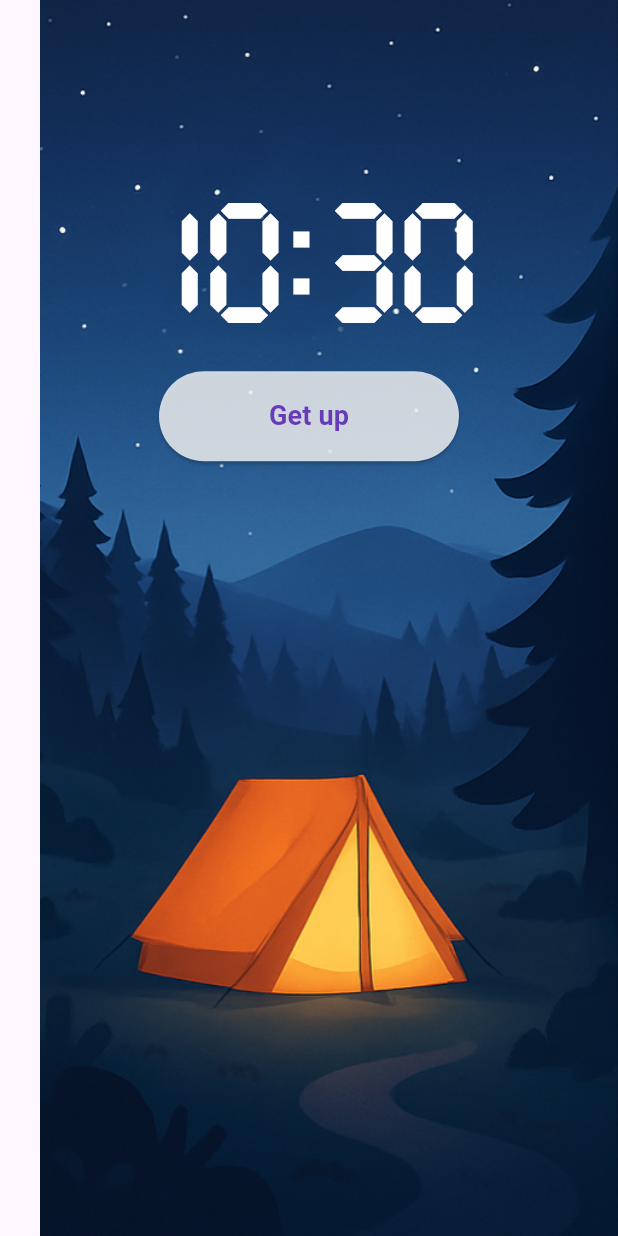
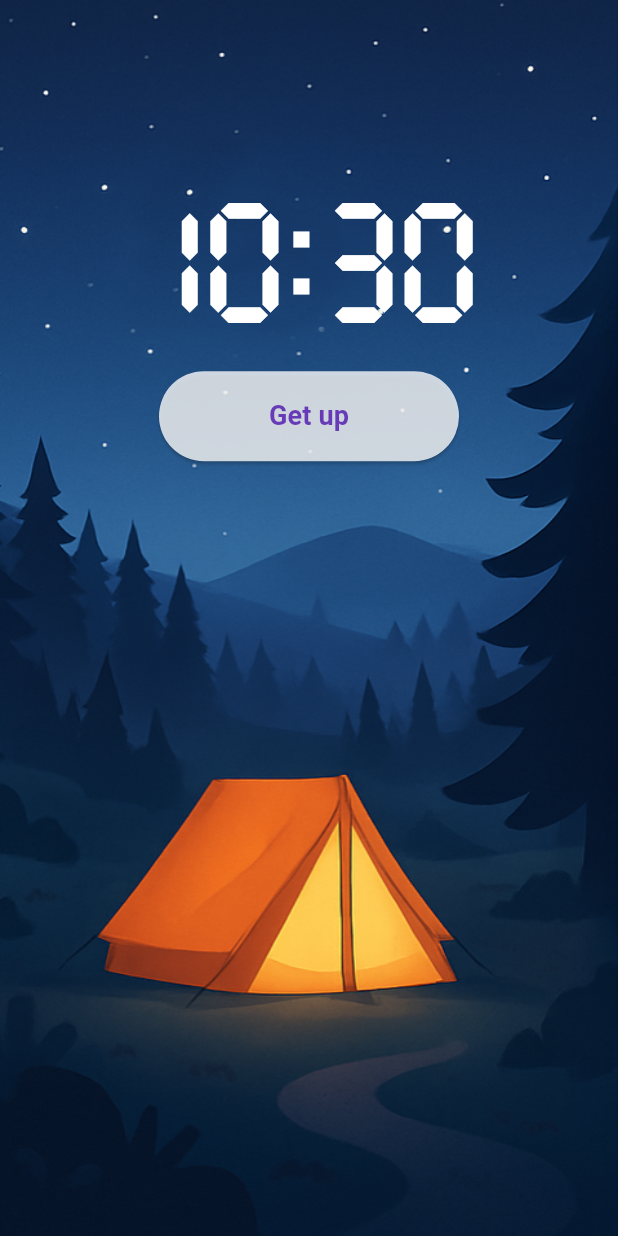
Before and after one commit to deepsleep-project/app, a Flutter app: the screen it shows after launch, after a tap on "Go to bed", on a phone screen of 412 x 824 dp. Run offline on Flutter 3.47's test engine with Material 3 defaults, Android fonts, the phone set to English and light mode, and no system bars; our stand-ins replace fl_chart, flutter_local_notifications, shared_preferences; missing offline and left inert: alarm, android_intent_plus, screen_state.

Commit message:
fix: ratio for home page when asleep

```diff
--- a/lib/home_page.dart
+++ b/lib/home_page.dart
@@ -454,6 +454,7 @@ class _HomePageState extends State<HomePage>
   Widget build(BuildContext context) {
     _loadInitialSleepState();
     final screenHeight = MediaQuery.of(context).size.height;
+    final screenWidth = MediaQuery.of(context).size.width;
     if (_isSleeping) {
       AppNotification.cancelTodaySleepReminder();
     }
@@ -465,12 +466,12 @@ class _HomePageState extends State<HomePage>
       switchInCurve: Curves.easeIn,
       switchOutCurve: Curves.easeOut,
       child: _isSleeping
-          ? _buildSleepingView(screenHeight)
-          : _buildAwakeView(screenHeight, MediaQuery.of(context).size.width),
+          ? _buildSleepingView(screenHeight, screenWidth)
+          : _buildAwakeView(screenHeight, screenWidth),
     );
   }
 
-  Widget _buildSleepingView(double screenHeight) {
+  Widget _buildSleepingView(double screenHeight, double screenWidth) {
     return Scaffold(
       key: ValueKey("asleep"),
       body: PageView(
@@ -486,8 +487,9 @@ class _HomePageState extends State<HomePage>
                 alignment: Alignment.bottomRight,
                 child: Image.asset(
                   'assets/night.png',
-                  fit: BoxFit.fitHeight,
+                  fit: BoxFit.fill,
                   height: screenHeight,
+                  width: screenWidth,
                 ),
               ),
               Transform.translate(
```
